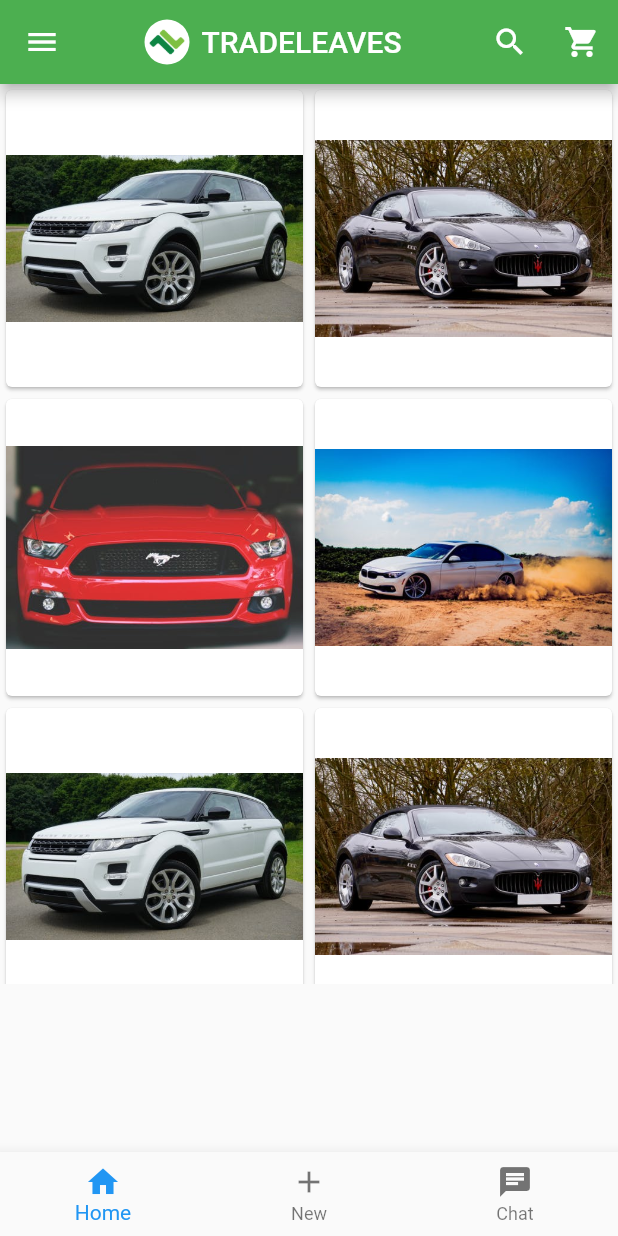
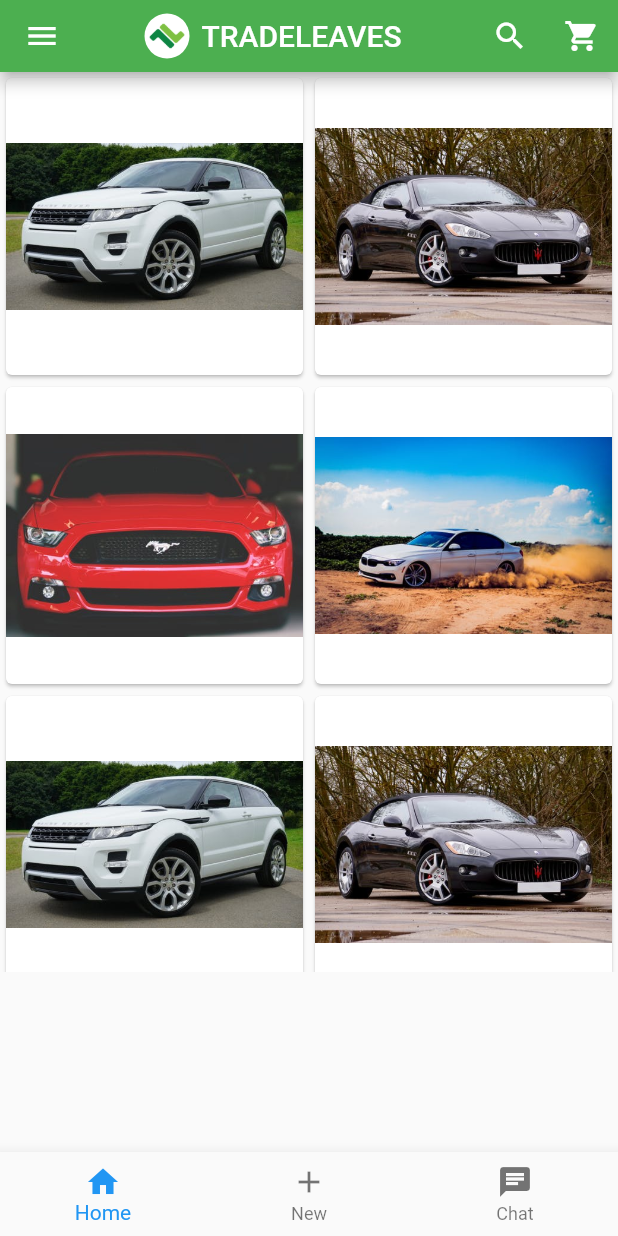
Before and after one commit to Ramya-B/Flutter-Mobile-App, a Flutter app: the screen it shows after launch, on a phone screen of 412 x 824 dp. Run offline on Flutter 3.47's test engine with Material 2 defaults, Android fonts, the phone set to English and light mode, and no system bars; missing offline and left inert: mongo_dart.

Commit message:
Persisting the common app bar across all pages in the application

```diff
--- a/mobile_samples/lib/components/CustomAppBar.dart
+++ b/mobile_samples/lib/components/CustomAppBar.dart
@@ -1,10 +1,10 @@
 import 'package:flutter/cupertino.dart';
 import 'package:flutter/material.dart';
 
-class CustomToolBar extends StatelessWidget {
+class CustomToolBar extends StatelessWidget with PreferredSizeWidget {
   @override
   Widget build(BuildContext context) {
-    return  AppBar(
+    return AppBar(
       title: Row(
         mainAxisAlignment: MainAxisAlignment.center,
         children: [
@@ -18,10 +18,7 @@ class CustomToolBar extends StatelessWidget {
             radius: 15,
           ),
           Container(
-                padding: const EdgeInsets.all(8.0),
-                child: Text(
-                    'TRADELEAVES'
-                ))
+              padding: const EdgeInsets.all(8.0), child: Text('TRADELEAVES'))
         ],
       ),
       centerTitle: true,
@@ -32,4 +29,8 @@ class CustomToolBar extends StatelessWidget {
       ],
     );
   }
+
+  @override
+  // TODO: implement preferredSize
+  Size get preferredSize => const Size.fromHeight(48.0);
 }
--- a/mobile_samples/lib/components/products/ProductDetails.dart
+++ b/mobile_samples/lib/components/products/ProductDetails.dart
@@ -1,4 +1,5 @@
 import 'package:flutter/material.dart';
+import 'package:tradeleaves/components/CustomAppBar.dart';
 
 class ProductDetails extends StatelessWidget {
   final productName;
@@ -7,12 +8,19 @@ class ProductDetails extends StatelessWidget {
   final cost;
   final imageUrl;
 
-  ProductDetails({this.productName,this.productDescription,this.supplierName,this.cost,this.imageUrl});
+  ProductDetails(
+      {this.productName,
+      this.productDescription,
+      this.supplierName,
+      this.cost,
+      this.imageUrl});
 
   @override
   Widget build(BuildContext context) {
-    return Container(
-      child: Image.asset('assets/cars/$imageUrl'),
+    return Scaffold(
+//      child: Image.asset('assets/cars/$imageUrl'),
+      appBar: CustomToolBar(),
+      body: Image.asset('assets/cars/$imageUrl'),
     );
   }
 }
--- a/mobile_samples/lib/main.dart
+++ b/mobile_samples/lib/main.dart
@@ -12,30 +12,7 @@ void main() => runApp(MaterialApp(
 class Sample extends StatelessWidget {
   Widget build(BuildContext context) {
     return Scaffold(
-      appBar: AppBar(
-        title: Row(
-          mainAxisAlignment: MainAxisAlignment.center,
-          children: [
-            CircleAvatar(
-              child: Image.asset(
-                'assets/tl.png',
-                fit: BoxFit.contain,
-                height: 25,
-              ),
-              backgroundColor: Colors.white,
-              radius: 15,
-            ),
-            Container(
-                padding: const EdgeInsets.all(8.0), child: Text('TRADELEAVES'))
-          ],
-        ),
-        centerTitle: true,
-        backgroundColor: Colors.green,
-        actions: <Widget>[
-          new IconButton(icon: Icon(Icons.search), onPressed: () {}),
-          new IconButton(icon: Icon(Icons.shopping_cart), onPressed: () {})
-        ],
-      ),
+      appBar: CustomToolBar(),
       drawer: new Drawer(
         child: new ListView(
           children: <Widget>[
@@ -54,56 +31,56 @@ class Sample extends StatelessWidget {
               ),
             ),
             InkWell(
-              onTap: (){},
+              onTap: () {},
               child: new ListTile(
                 title: Text('Home Page'),
                 leading: Icon(Icons.home),
               ),
             ),
             InkWell(
-              onTap: (){},
+              onTap: () {},
               child: new ListTile(
                 title: Text('Profile'),
                 leading: Icon(Icons.person),
               ),
             ),
             InkWell(
-              onTap: (){},
+              onTap: () {},
               child: new ListTile(
                 title: Text('Categories'),
                 leading: Icon(Icons.dashboard),
               ),
             ),
             InkWell(
-              onTap: (){},
+              onTap: () {},
               child: new ListTile(
                 title: Text('Favourites'),
                 leading: Icon(Icons.favorite),
               ),
             ),
             InkWell(
-              onTap: (){},
+              onTap: () {},
               child: new ListTile(
                 title: Text('Orders'),
                 leading: Icon(Icons.shopping_basket),
               ),
             ),
             InkWell(
-              onTap: (){},
+              onTap: () {},
               child: new ListTile(
                 title: Text('Notifications'),
                 leading: Icon(Icons.notifications),
               ),
             ),
             InkWell(
-              onTap: (){},
+              onTap: () {},
               child: new ListTile(
                 title: Text('Settings'),
                 leading: Icon(Icons.settings),
               ),
             ),
             InkWell(
-              onTap: (){},
+              onTap: () {},
               child: new ListTile(
                 title: Text('About'),
                 leading: Icon(Icons.info),
@@ -117,7 +94,6 @@ class Sample extends StatelessWidget {
           BottomNavigationBarItem(icon: Icon(Icons.home), title: Text('Home')),
           BottomNavigationBarItem(icon: Icon(Icons.add), title: Text('New')),
           BottomNavigationBarItem(icon: Icon(Icons.chat), title: Text('Chat')),
-
         ],
       ),
       body: ListView(
```
Lines whose indentation alone changed are shown as unchanged.
